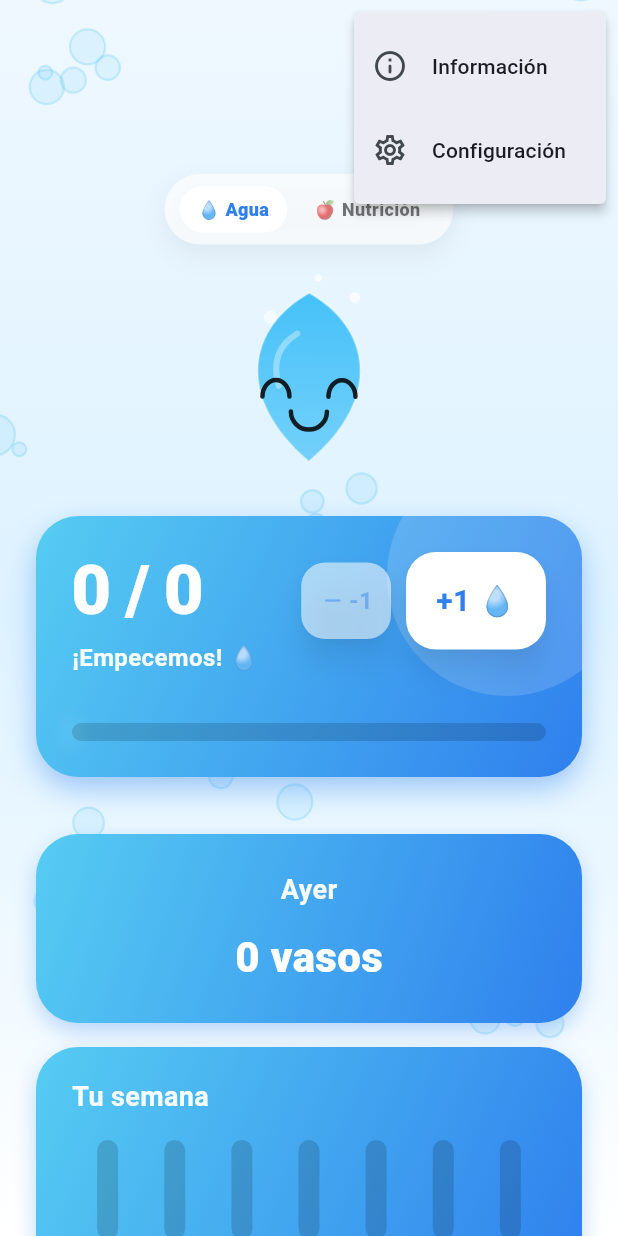
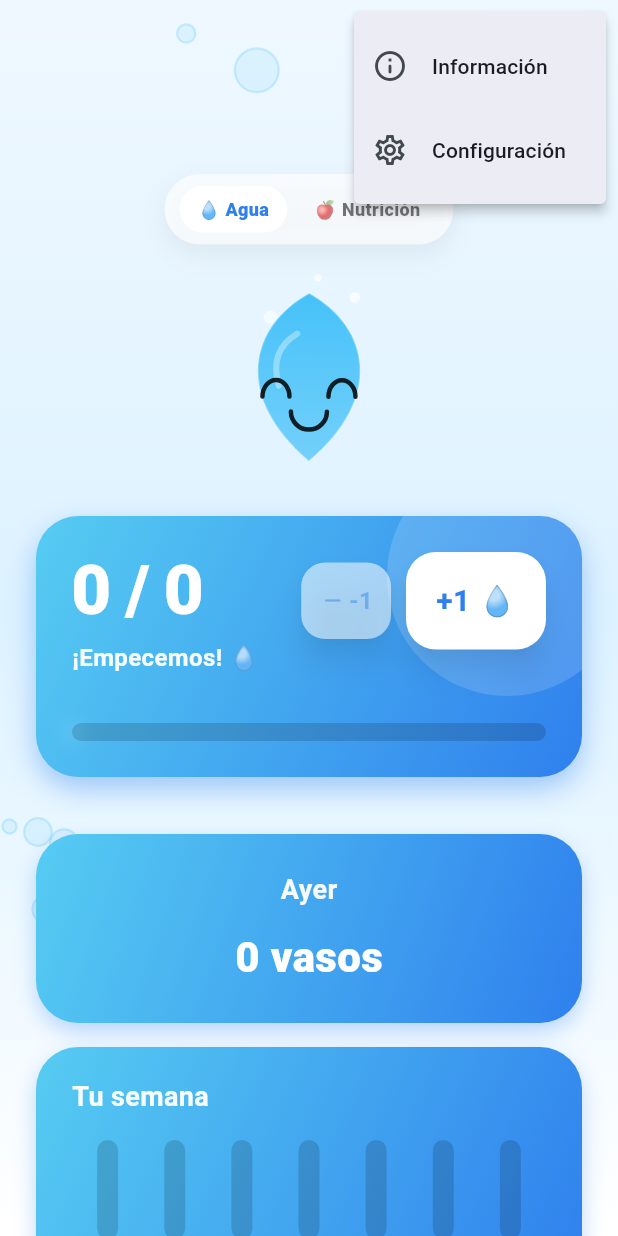
Before and after one commit to Maxigon87/tomatelo, a Flutter app: the HomeScreen screen opened directly, after a tap on the "more vert" icon, on a phone screen of 412 x 824 dp. Run offline on Flutter 3.47's test engine with Material 3 defaults, Android fonts, the phone set to English and light mode, and no system bars; drawn by our look-alikes of fl_chart; our stand-ins replace audioplayers, awesome_notifications, shared_preferences, vibration; missing offline and left inert: home_widget; accounts and stored records are empty.

Commit message:
feat: implement home screen dashboard with water and nutrition tracking, storage synchronization, and home widget integration

```diff
--- a/lib/screens/home_screen.dart
+++ b/lib/screens/home_screen.dart
@@ -432,7 +432,7 @@ class _HomeScreenState extends State<HomeScreen> with WidgetsBindingObserver {
           crossAxisAlignment: CrossAxisAlignment.center,
           children: [
             const SizedBox(height: 6),
-            HydrationPet(mood: _petMood, size: 112),
+            RepaintBoundary(child: HydrationPet(mood: _petMood, size: 112)),
             const SizedBox(height: 24),
             WaterTrackerCard(
               currentGlasses: _glassesToday,
@@ -521,10 +521,12 @@ class _HomeScreenState extends State<HomeScreen> with WidgetsBindingObserver {
               child: _YesterdayWater(glassesYesterday: _glassesYesterday),
             ),
             const SizedBox(height: 16),
-            WeeklyChart(
+            RepaintBoundary(
+              child: WeeklyChart(
                 data: _weeklyData,
                 gradientColors: const [Color(0xFF56CCF2), Color(0xFF2F80ED)],
                 shadowColor: const Color(0xFF2F80ED),
+              ),
             ),
           ],
         ),
@@ -545,10 +547,12 @@ class _HomeScreenState extends State<HomeScreen> with WidgetsBindingObserver {
           crossAxisAlignment: CrossAxisAlignment.center,
           children: [
             const SizedBox(height: 6),
-            NutritionPet(
+            RepaintBoundary(
+              child: NutritionPet(
                 mood: _nutritionPetMood,
                 progress: _nutritionProgress,
                 size: 112,
+              ),
             ),
             const SizedBox(height: 24),
             NutritionTrackerCard(
@@ -572,10 +576,12 @@ class _HomeScreenState extends State<HomeScreen> with WidgetsBindingObserver {
               child: _buildNutritionYesterday(context),
             ),
             const SizedBox(height: 16),
-            WeeklyChart(
+            RepaintBoundary(
+              child: WeeklyChart(
                 data: _nutritionWeeklyData,
                 gradientColors: const [Color(0xFF8BC34A), Color(0xFF7CB342)],
                 shadowColor: const Color(0xFF7CB342),
+              ),
             ),
           ],
         ),
@@ -897,7 +903,9 @@ class _SwipeBackground extends StatelessWidget {
     return Container(
       decoration: BoxDecoration(
         gradient: LinearGradient(
-          colors: List.generate(
+          colors: pagePosition <= 0 ? waterColors :
+                  pagePosition >= 1 ? nutritionColors :
+                  List.generate(
                     waterColors.length,
                     (index) => Color.lerp(
                       waterColors[index],
@@ -912,15 +920,19 @@ class _SwipeBackground extends StatelessWidget {
       child: Stack(
         children: [
           Positioned.fill(
+            child: RepaintBoundary(
               child: Opacity(
                 opacity: (1 - pagePosition).clamp(0, 1),
-              child: const AnimatedBubbles(),
+                child: AnimatedBubbles(isActive: pagePosition < 0.99),
+              ),
             ),
           ),
           Positioned.fill(
+            child: RepaintBoundary(
               child: Opacity(
                 opacity: pagePosition.clamp(0, 1),
-              child: const _NutritionParticles(),
+                child: _NutritionParticles(isActive: pagePosition > 0.01),
+              ),
             ),
           ),
           child,
@@ -931,7 +943,8 @@ class _SwipeBackground extends StatelessWidget {
 }
 
 class _NutritionParticles extends StatefulWidget {
-  const _NutritionParticles();
+  final bool isActive;
+  const _NutritionParticles({required this.isActive});
 
   @override
   State<_NutritionParticles> createState() => _NutritionParticlesState();
@@ -940,14 +953,39 @@ class _NutritionParticles extends StatefulWidget {
 class _NutritionParticlesState extends State<_NutritionParticles>
     with SingleTickerProviderStateMixin {
   late final AnimationController _controller;
+  final List<TextPainter> _painters = [];
+  final fruits = ['🍎', '🍌', '🍓', '🍊', '🥝', '🍇', '🍐'];
 
   @override
   void initState() {
     super.initState();
     _controller = AnimationController(
       vsync: this,
-      duration: const Duration(seconds: 9),
-    )..repeat();
+      duration: const Duration(seconds: 10),
+    );
+
+    for (final fruit in fruits) {
+      final tp = TextPainter(
+        text: TextSpan(
+          text: fruit,
+          style: const TextStyle(fontSize: 24),
+        ),
+        textDirection: TextDirection.ltr,
+      )..layout();
+      _painters.add(tp);
+    }
+
+    if (widget.isActive) _controller.repeat();
+  }
+
+  @override
+  void didUpdateWidget(_NutritionParticles oldWidget) {
+    super.didUpdateWidget(oldWidget);
+    if (widget.isActive && !_controller.isAnimating) {
+      _controller.repeat();
+    } else if (!widget.isActive && _controller.isAnimating) {
+      _controller.stop();
+    }
   }
 
   @override
@@ -958,10 +996,12 @@ class _NutritionParticlesState extends State<_NutritionParticles>
 
   @override
   Widget build(BuildContext context) {
+    if (!widget.isActive) return const SizedBox.shrink();
+
     return AnimatedBuilder(
       animation: _controller,
       builder: (context, child) => CustomPaint(
-        painter: _NutritionParticlesPainter(_controller.value),
+        painter: _NutritionParticlesPainter(_controller.value, _painters),
         size: Size.infinite,
       ),
     );
@@ -969,38 +1009,26 @@ class _NutritionParticlesState extends State<_NutritionParticles>
 }
 
 class _NutritionParticlesPainter extends CustomPainter {
-  const _NutritionParticlesPainter(this.tick);
+  const _NutritionParticlesPainter(this.tick, this.painters);
 
   final double tick;
+  final List<TextPainter> painters;
 
   @override
   void paint(Canvas canvas, Size size) {
-    final fruits = ['🍎', '🍌', '🍓', '🍊', '🥝', '🍇', '🍐'];
-    final textStyle = TextStyle(fontSize: 24);
-
-    for (var i = 0; i < 15; i++) {
-      final progress = (tick + i * 0.13) % 1;
-      // Falling from top to bottom
-      final x = (size.width * ((i * 43) % 100) / 100) +
-          sin(progress * pi * 2 + i) * 20;
+    // Reduced count from 15 to 8 for better performance
+    for (var i = 0; i < 8; i++) {
+      final progress = (tick + i * 0.12) % 1;
+      final x = (size.width * ((i * 47) % 100) / 100) +
+          sin(progress * pi * 2 + i) * 15;
       final y = -40 + (size.height + 80) * progress;
 
-      final textPainter = TextPainter(
-        text: TextSpan(
-          text: fruits[i % fruits.length],
-          style: textStyle.copyWith(
-            color: Colors.white.withValues(alpha: 0.15 + (1 - progress) * 0.1),
-          ),
-        ),
-        textDirection: TextDirection.ltr,
-      );
-
-      textPainter.layout();
+      final tp = painters[i % painters.length];
 
       canvas.save();
       canvas.translate(x, y);
-      canvas.rotate(progress * pi * 0.5); // Slight rotation while falling
-      textPainter.paint(canvas, Offset(-textPainter.width / 2, -textPainter.height / 2));
+      canvas.rotate(progress * pi * 0.4);
+      tp.paint(canvas, Offset(-tp.width / 2, -tp.height / 2));
       canvas.restore();
     }
   }
--- a/lib/theme/app_theme.dart
+++ b/lib/theme/app_theme.dart
@@ -114,7 +114,7 @@ class WaterBackground extends StatelessWidget {
       ),
       child: Stack(
         children: [
-          const Positioned.fill(child: AnimatedBubbles()),
+          const Positioned.fill(child: AnimatedBubbles(isActive: true)),
           child,
         ],
       ),
@@ -139,7 +139,8 @@ class Bubble {
 }
 
 class AnimatedBubbles extends StatefulWidget {
-  const AnimatedBubbles({super.key});
+  final bool isActive;
+  const AnimatedBubbles({super.key, this.isActive = true});
 
   @override
   State<AnimatedBubbles> createState() => _AnimatedBubblesState();
@@ -158,7 +159,21 @@ class _AnimatedBubblesState extends State<AnimatedBubbles> with SingleTickerProv
     _controller = AnimationController(
       vsync: this,
       duration: const Duration(seconds: 1),
-    )..repeat();
+    );
+
+    if (widget.isActive) {
+      _controller.repeat();
+    }
+  }
+
+  @override
+  void didUpdateWidget(AnimatedBubbles oldWidget) {
+    super.didUpdateWidget(oldWidget);
+    if (widget.isActive && !_controller.isAnimating) {
+      _controller.repeat();
+    } else if (!widget.isActive && _controller.isAnimating) {
+      _controller.stop();
+    }
   }
 
   void _initBubbles(Size size) {
@@ -169,19 +184,19 @@ class _AnimatedBubblesState extends State<AnimatedBubbles> with SingleTickerProv
     _initialized = true;
     _bubbles.clear();
 
-    // Create groups of bubbles
-    for (int i = 0; i < 7; i++) {
+    // Create fewer groups for better performance
+    for (int i = 0; i < 4; i++) {
       double groupX = _random.nextDouble() * size.width;
       double groupY = _random.nextDouble() * size.height;
-      int bubblesInGroup = _random.nextInt(4) + 3; // 3 to 6 bubbles per group
+      int bubblesInGroup = _random.nextInt(3) + 2; // 2 to 4 bubbles per group
 
       for (int j = 0; j < bubblesInGroup; j++) {
         _bubbles.add(Bubble(
           x: groupX + (_random.nextDouble() - 0.5) * 60,
           y: groupY + (_random.nextDouble() - 0.5) * 60,
-          radius: _random.nextDouble() * 10 + 4,
-          speed: _random.nextDouble() * 0.8 + 0.4,
-          drift: (_random.nextDouble() - 0.5) * 0.3,
+          radius: _random.nextDouble() * 12 + 4,
+          speed: _random.nextDouble() * 0.7 + 0.3,
+          drift: (_random.nextDouble() - 0.5) * 0.2,
         ));
       }
     }
```
Lines whose indentation alone changed are shown as unchanged.
